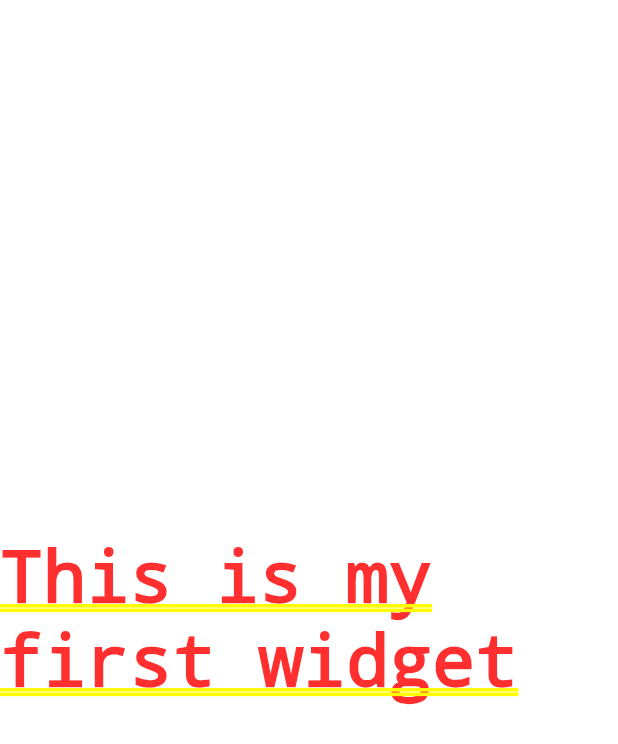
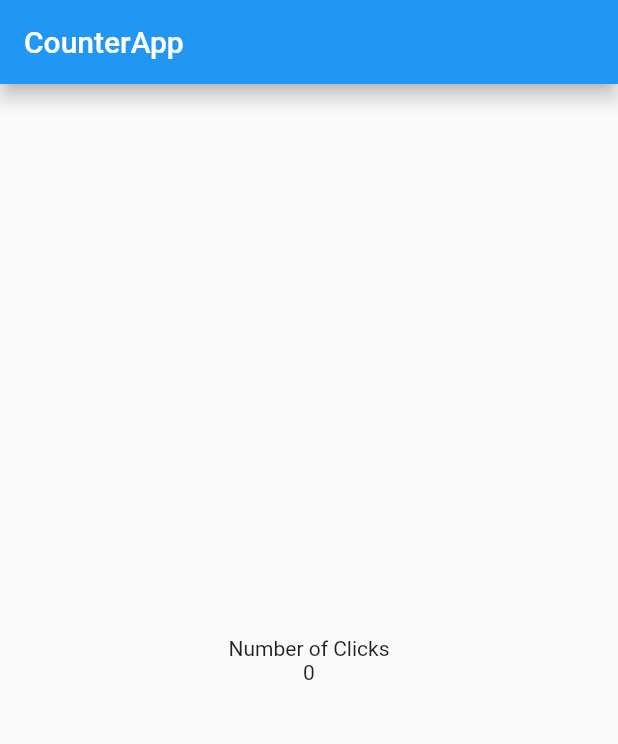
Before and after one commit to caesarbriones43/001-flutter_basis-counter_app, a Flutter app: the screen it shows after launch, on a phone screen of 412 x 824 dp. Shown: the top 744 px of the screen. Run offline on Flutter 3.47's test engine with Material 2 defaults, Android fonts, the phone set to English and light mode, and no system bars.

Commit message:
buildcontext, scaffold, columns

```diff
--- a/lib/screens/home_screen.dart
+++ b/lib/screens/home_screen.dart
@@ -5,8 +5,20 @@ class HomeScreen extends StatelessWidget {
 
   @override
   Widget build(BuildContext context) {
-    return const Center(
-      child: Text("This is my first widget"),
+    return Scaffold(
+      appBar: AppBar(
+        title: const Text("CounterApp"),
+        elevation: 5.0,
+      ),
+      body: Center(
+        child: Column(
+          mainAxisAlignment: MainAxisAlignment.center,
+          children: const <Widget>[
+            Text('Number of Clicks'),
+            Text('0'),
+          ],
+        ),
+      ),
     );
   }
 }
```
